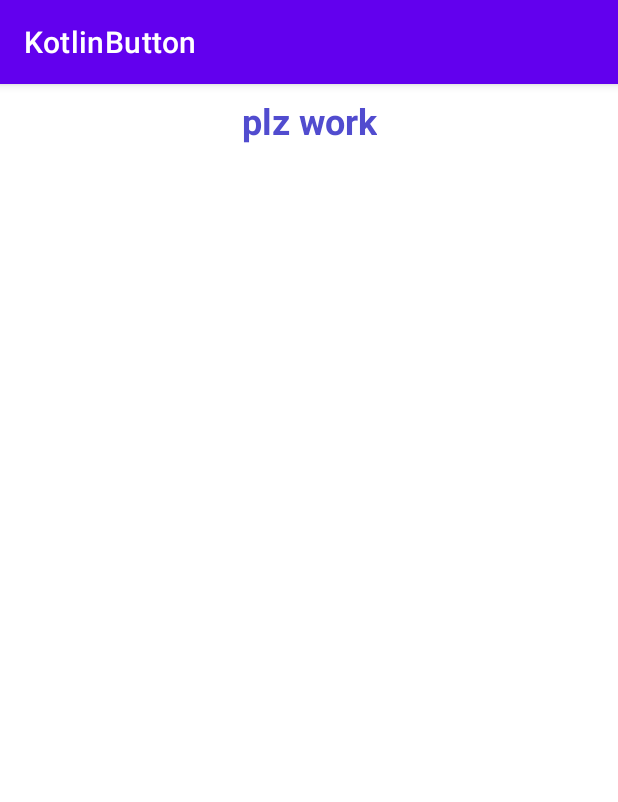
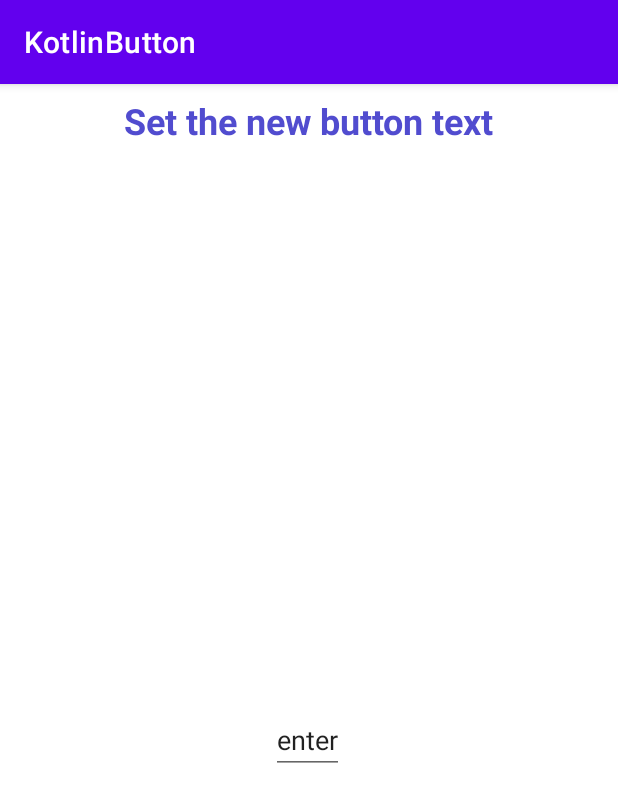
Before and after one commit to rpezzuti/KotlinButton, an Android app: the TextFragment screen opened through its navigation route, on a phone screen of 412 x 824 dp. Shown: the top 802 px of the screen. Run offline under Robolectric (Android 15) with nearby library versions, the phone set to English and light mode, and no system bars; our stand-ins replace Timber, data binding.

Commit message:
fixed navigation error, added to textfragment

```diff
--- a/app/src/main/java/rhett/pezzuti/kotlinbutton/text/TextFragment.kt
+++ b/app/src/main/java/rhett/pezzuti/kotlinbutton/text/TextFragment.kt
@@ -28,15 +28,10 @@
             false
         )
 
+        /** ViewModel Pipes **/
         viewModelFactory = TextViewModelFactory()
         viewModel = ViewModelProvider(this, viewModelFactory).get(TextViewModel::class.java)
-
-
-
-
-
-
-
+        binding.lifecycleOwner = this
 
 
 
--- a/app/src/main/res/layout/text_fragment.xml
+++ b/app/src/main/res/layout/text_fragment.xml
@@ -13,10 +13,22 @@
             android:layout_width="wrap_content"
             android:layout_height="wrap_content"
             android:layout_margin="@dimen/margin_small"
-            android:text="plz work"
+            android:text="@string/text_text_intro"
             app:layout_constraintEnd_toEndOf="parent"
             app:layout_constraintStart_toStartOf="parent"
             app:layout_constraintTop_toTopOf="parent" />
 
+        <EditText
+            android:id="@+id/edit_text_new_text"
+            android:layout_width="wrap_content"
+            android:layout_height="wrap_content"
+            android:layout_marginBottom="308dp"
+            android:text="enter"
+            app:layout_constraintBottom_toBottomOf="parent"
+            app:layout_constraintEnd_toEndOf="parent"
+            app:layout_constraintHorizontal_bias="0.498"
+            app:layout_constraintStart_toStartOf="parent" />
+
+
     </androidx.constraintlayout.widget.ConstraintLayout>
 </layout>
```
